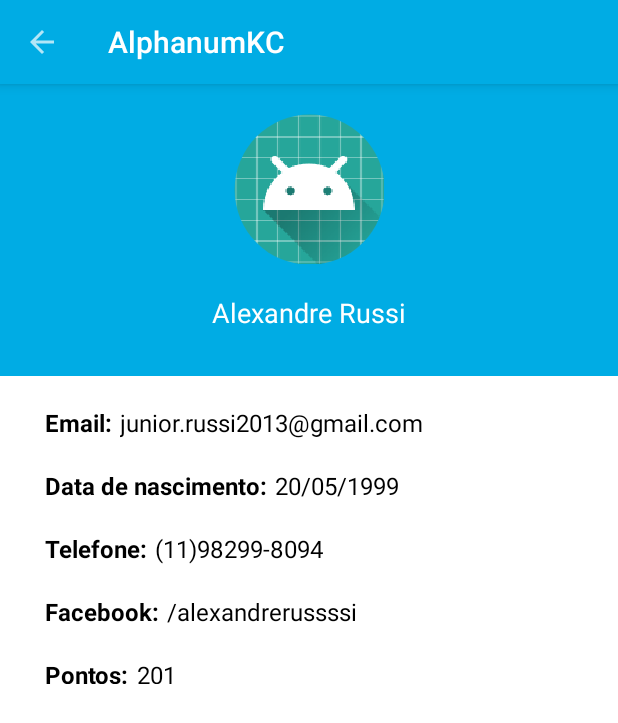
After one commit to alexandrerussi/Alphanum-KimberlyClark, an Android app: the PerfilActivity screen opened directly, with no data from a screen before it, on a phone screen of 412 x 824 dp. The commit adds this screen. Shown: the top 723 px of the screen. Run offline under Robolectric (Android 15) with nearby library versions, the phone set to English and light mode, and no system bars; our stand-ins replace Firebase (no records; nobody signed in at launch, a user with empty details on screens opened directly); libraries missing offline, so code that uses them is left out: com.facebook, com.facebook.login.

Commit message:
Tela de perfil e botões de menu

```diff
--- a/AlphanumKC/app/src/main/AndroidManifest.xml
+++ b/AlphanumKC/app/src/main/AndroidManifest.xml
@@ -45,6 +45,7 @@
         </activity>
         <activity android:name=".CadastroDispenserActivity" />
         <activity android:name=".HomeActivity" />
+        <activity android:name=".PerfilActivity"></activity>
     </application>
 
 </manifest>
--- a/AlphanumKC/app/src/main/java/com/alphanum/plenitud/alphanumkc/HomeActivity.java
+++ b/AlphanumKC/app/src/main/java/com/alphanum/plenitud/alphanumkc/HomeActivity.java
@@ -1,5 +1,8 @@
 package com.alphanum.plenitud.alphanumkc;
 
+import android.content.Intent;
+import android.support.annotation.NonNull;
+import android.support.design.widget.NavigationView;
 import android.support.v4.view.GravityCompat;
 import android.support.v4.widget.DrawerLayout;
 import android.support.v7.app.ActionBarDrawerToggle;
@@ -10,7 +13,10 @@ import android.view.Gravity;
 import android.view.MenuItem;
 import android.widget.Toast;
 
-public class HomeActivity extends AppCompatActivity {
+import com.facebook.login.LoginManager;
+import com.google.firebase.auth.FirebaseAuth;
+
+public class HomeActivity extends AppCompatActivity implements NavigationView.OnNavigationItemSelectedListener {
 
     private DrawerLayout drawerLayout;
 
@@ -30,6 +36,9 @@ public class HomeActivity extends AppCompatActivity {
         drawerLayout.addDrawerListener(toggle);
         toggle.syncState();
 
+        NavigationView navigationView = (NavigationView) findViewById(R.id.nav_view);
+        navigationView.setNavigationItemSelectedListener(this);
+
     }
 
     @Override
@@ -42,24 +51,53 @@ public class HomeActivity extends AppCompatActivity {
         }
     }
 
-    public boolean onNavigationItemSelected(MenuItem item){
+    @Override
+    public boolean onNavigationItemSelected(@NonNull MenuItem item) {
+        switch (item.getItemId()){
+            case R.id.nav_conta:
+                Intent intent = new Intent(HomeActivity.this, PerfilActivity.class);
+                startActivity(intent);
+                break;
 
-        int id = item.getItemId();
+            case R.id.nav_carteira:
+                break;
 
-        if (id == R.id.nav_conta){
-            Toast.makeText(this, "Conta", Toast.LENGTH_SHORT).show();
-        }
-        else if(id == R.id.nav_carteira){
-            Toast.makeText(this, "Carteira", Toast.LENGTH_SHORT).show();
-        }
-        else if (id == R.id.nav_loggout){
-            Toast.makeText(this, "Sair", Toast.LENGTH_SHORT).show();
+            case R.id.nav_loggout:
+                FirebaseAuth.getInstance().signOut();
+                LoginManager.getInstance().logOut();
+                Intent sair = new Intent(HomeActivity.this, MainActivity.class);
+                sair.addFlags(Intent.FLAG_ACTIVITY_CLEAR_TOP | Intent.FLAG_ACTIVITY_CLEAR_TASK | Intent.FLAG_ACTIVITY_NEW_TASK);
+                startActivity(sair);
+                break;
         }
 
         DrawerLayout drawer = (DrawerLayout) findViewById(R.id.drawerLayout);
         drawer.closeDrawer(GravityCompat.START);
-
         return true;
     }
 
+
+    /*@SuppressWarnings("StatementWithEmptyBody")
+    @Override
+    public boolean onNavigationItemSelected(MenuItem item) {
+        // Handle navigation view item clicks here.
+        int id = item.getItemId();
+
+        if (id == R.id.nav_conta) {
+            Intent intent = new Intent(HomeActivity.this, PerfilActivity.class);
+            startActivity(intent);
+        }
+        else if (id == R.id.nav_carteira) {
+            Toast.makeText(this, "a", Toast.LENGTH_SHORT).show();
+        }
+        else if (id == R.id.nav_loggout) {
+
+        }
+
+
+        DrawerLayout drawer = (DrawerLayout) findViewById(R.id.drawerLayout);
+        drawer.closeDrawer(GravityCompat.START);
+        return true;
+    }*/
+
 }
--- /dev/null
+++ b/AlphanumKC/app/src/main/java/com/alphanum/plenitud/alphanumkc/PerfilActivity.java
@@ -0,0 +1,70 @@
+package com.alphanum.plenitud.alphanumkc;
+
+import android.support.v7.app.AppCompatActivity;
+import android.os.Bundle;
+import android.support.v7.widget.Toolbar;
+import android.view.MenuItem;
+import android.widget.TextView;
+
+public class PerfilActivity extends AppCompatActivity {
+
+    private TextView txt_nome, txt_email, txt_datanasc, txt_telefone, txt_facebook, txt_pontos_usuario;
+
+    @Override
+    protected void onCreate(Bundle savedInstanceState) {
+        super.onCreate(savedInstanceState);
+        setContentView(R.layout.activity_perfil);
+
+        //config toolbar
+        Toolbar toolbar = (Toolbar) findViewById(R.id.toolBarPerfil);
+        setSupportActionBar(toolbar);
+
+        //Adicionando botao de voltar toolbar
+        getSupportActionBar().setDisplayShowHomeEnabled(true);
+        getSupportActionBar().setDisplayHomeAsUpEnabled(true);
+
+
+        //QTD PONTOS USUARIO
+        Integer pontos = 201;//TODO chamar qtd de pontos do usuario do firebase
+
+        //PERFIL
+        //Arredondando e chamando img
+        RoundedImageView image = RoundedImageView.class.cast(findViewById(R.id.img_perfil));
+        image.setImageResource(R.mipmap.ic_launcher);//TODO Chamar imagem do usuario no firebase
+
+        txt_nome = (TextView) findViewById(R.id.txt_nome);
+        txt_email = (TextView) findViewById(R.id.txt_email);
+        txt_datanasc = (TextView) findViewById(R.id.txt_datanasc);
+        txt_telefone = (TextView) findViewById(R.id.txt_telefone);
+        txt_facebook = (TextView) findViewById(R.id.txt_facebook);
+        txt_pontos_usuario = (TextView) findViewById(R.id.txt_pontos_usuario);
+
+        //TODO Chamar campos do usuário do firebase
+        String nome = "Alexandre Russi";
+        String email = "junior.russi2013@gmail.com";
+        String dataNasc = "20/05/1999";
+        String telefone = "(11)98299-8094";
+        String facebook = "/alexandrerussssi";
+
+        txt_nome.setText(nome);
+        txt_email.setText(email);
+        txt_datanasc.setText(dataNasc);
+        txt_telefone.setText(telefone);
+        txt_facebook.setText(facebook);
+        txt_pontos_usuario.setText(pontos.toString());
+
+    }
+
+    @Override
+    public boolean onOptionsItemSelected(MenuItem item){
+        int id = item.getItemId();
+
+        if (id == android.R.id.home){
+            this.finish();
+        }
+
+        return super.onOptionsItemSelected(item);
+    }
+
+
+}
--- a/AlphanumKC/app/src/main/res/layout/activity_inicio.xml
+++ b/AlphanumKC/app/src/main/res/layout/activity_inicio.xml
@@ -21,7 +21,7 @@
             android:id="@+id/inicio_tab"
             android:layout_width="match_parent"
             android:layout_height="match_parent"
-            android:visibility="visible">
+            android:visibility="gone">
 
             <RelativeLayout
                 android:id="@+id/inicio_cadastro_dispenser"
@@ -278,13 +278,13 @@
 
         </RelativeLayout>
 
-        <RelativeLayout
+        <!--<RelativeLayout
             android:id="@+id/perfil_tab"
             android:layout_width="match_parent"
             android:layout_height="400dp"
-            android:visibility="gone">
+            android:visibility="visible">
 
-            <!--<TextView-->
+            &lt;!&ndash;<TextView&ndash;&gt;
             <RelativeLayout
                 android:layout_width="match_parent"
                 android:layout_height="wrap_content"
@@ -473,7 +473,7 @@
 
             </LinearLayout>
 
-        </RelativeLayout>
+        </RelativeLayout>-->
 
 
     </RelativeLayout>
--- /dev/null
+++ b/AlphanumKC/app/src/main/res/layout/activity_perfil.xml
@@ -0,0 +1,196 @@
+<?xml version="1.0" encoding="utf-8"?>
+<RelativeLayout xmlns:android="http://schemas.android.com/apk/res/android"
+    xmlns:app="http://schemas.android.com/apk/res-auto"
+    xmlns:tools="http://schemas.android.com/tools"
+    android:layout_width="match_parent"
+    android:layout_height="match_parent"
+    tools:context=".PerfilActivity">
+
+    <include
+        android:id="@+id/toolBarPerfil"
+        layout="@layout/toolbar"/>
+
+    <RelativeLayout
+        android:id="@+id/perfil_tab"
+        android:layout_width="match_parent"
+        android:layout_height="400dp"
+        android:visibility="visible"
+        android:layout_below="@+id/toolBarPerfil">
+
+        <!--<TextView-->
+        <RelativeLayout
+            android:id="@+id/rellay_perfil_info"
+            android:layout_width="match_parent"
+            android:layout_height="wrap_content"
+            android:background="@color/gradientStart">
+
+            <com.alphanum.plenitud.alphanumkc.RoundedImageView
+                android:id="@+id/img_perfil"
+                android:layout_width="100dp"
+                android:layout_height="100dp"
+                android:layout_alignParentTop="true"
+                android:layout_centerHorizontal="true"
+                android:layout_marginTop="20dp" />
+
+            <TextView
+                android:id="@+id/txt_nome"
+                android:layout_width="wrap_content"
+                android:layout_height="wrap_content"
+                android:layout_below="@+id/img_perfil"
+                android:layout_centerHorizontal="true"
+                android:layout_marginBottom="30dp"
+                android:layout_marginTop="20dp"
+                android:text="@string/nome_perfil"
+                android:textColor="@color/white"
+                android:textSize="18sp" />
+
+        </RelativeLayout>
+
+        <LinearLayout
+            android:id="@+id/linlay_perfil_email"
+            android:layout_width="match_parent"
+            android:layout_height="wrap_content"
+            android:layout_below="@+id/rellay_perfil_info"
+            android:orientation="horizontal">
+
+            <TextView
+                android:layout_width="wrap_content"
+                android:layout_height="wrap_content"
+                android:layout_alignParentLeft="true"
+                android:layout_marginLeft="30dp"
+                android:layout_marginTop="20dp"
+                android:text="Email:"
+                android:textSize="16sp"
+                android:textStyle="bold" />
+
+            <TextView
+                android:id="@+id/txt_email"
+                android:layout_width="wrap_content"
+                android:layout_height="wrap_content"
+                android:layout_alignParentLeft="true"
+                android:layout_marginLeft="5dp"
+                android:layout_marginTop="20dp"
+                android:text="@string/email_perfil"
+                android:textSize="16sp" />
+
+        </LinearLayout>
+
+        <LinearLayout
+            android:id="@+id/linlay_perfil_datanasc"
+            android:layout_width="match_parent"
+            android:layout_height="wrap_content"
+            android:layout_below="@+id/linlay_perfil_email"
+            android:orientation="horizontal">
+
+            <TextView
+                android:layout_width="wrap_content"
+                android:layout_height="wrap_content"
+                android:layout_alignParentLeft="true"
+                android:layout_marginLeft="30dp"
+                android:layout_marginTop="20dp"
+                android:text="Data de nascimento:"
+                android:textSize="16sp"
+                android:textStyle="bold" />
+
+            <TextView
+                android:id="@+id/txt_datanasc"
+                android:layout_width="wrap_content"
+                android:layout_height="wrap_content"
+                android:layout_alignParentLeft="true"
+                android:layout_marginLeft="5dp"
+                android:layout_marginTop="20dp"
+                android:text="XX/XX/XXXX"
+                android:textSize="16sp" />
+
+        </LinearLayout>
+
+        <LinearLayout
+            android:id="@+id/linlay_perfil_telefone"
+            android:layout_width="match_parent"
+            android:layout_height="wrap_content"
+            android:layout_below="@+id/linlay_perfil_datanasc"
+            android:orientation="horizontal">
+
+            <TextView
+                android:layout_width="wrap_content"
+                android:layout_height="wrap_content"
+                android:layout_alignParentLeft="true"
+                android:layout_marginLeft="30dp"
+                android:layout_marginTop="20dp"
+                android:text="Telefone:"
+                android:textSize="16sp"
+                android:textStyle="bold" />
+
+            <TextView
+                android:id="@+id/txt_telefone"
+                android:layout_width="wrap_content"
+                android:layout_height="wrap_content"
+                android:layout_alignParentLeft="true"
+                android:layout_marginLeft="5dp"
+                android:layout_marginTop="20dp"
+                android:text="@string/telefone_perfil"
+                android:textSize="16sp" />
+
+        </LinearLayout>
+
+        <LinearLayout
+            android:id="@+id/linlay_perfil_facebook"
+            android:layout_width="match_parent"
+            android:layout_height="wrap_content"
+            android:layout_below="@+id/linlay_perfil_telefone"
+            android:orientation="horizontal">
+
+            <TextView
+                android:layout_width="wrap_content"
+                android:layout_height="wrap_content"
+                android:layout_alignParentLeft="true"
+                android:layout_marginLeft="30dp"
+                android:layout_marginTop="20dp"
+                android:text="Facebook:"
+                android:textSize="16sp"
+                android:textStyle="bold" />
+
+            <TextView
+                android:id="@+id/txt_facebook"
+                android:layout_width="wrap_content"
+                android:layout_height="wrap_content"
+                android:layout_alignParentLeft="true"
+                android:layout_marginLeft="5dp"
+                android:layout_marginTop="20dp"
+                android:text="@string/facebook_perfil"
+                android:textSize="16sp" />
+
+        </LinearLayout>
+
+        <LinearLayout
+            android:id="@+id/linlay_perfil_pontos"
+            android:layout_width="match_parent"
+            android:layout_height="wrap_content"
+            android:layout_below="@+id/linlay_perfil_facebook"
+            android:orientation="horizontal">
+
+            <TextView
+                android:layout_width="wrap_content"
+                android:layout_height="wrap_content"
+                android:layout_alignParentLeft="true"
+                android:layout_marginLeft="30dp"
+                android:layout_marginTop="20dp"
+                android:text="Pontos:"
+                android:textSize="16sp"
+                android:textStyle="bold" />
+
+            <TextView
+                android:id="@+id/txt_pontos_usuario"
+                android:layout_width="wrap_content"
+                android:layout_height="wrap_content"
+                android:layout_alignParentLeft="true"
+                android:layout_marginLeft="5dp"
+                android:layout_marginTop="20dp"
+                android:text="200"
+                android:textSize="16sp" />
+
+        </LinearLayout>
+
+    </RelativeLayout>
+
+</RelativeLayout>
```
